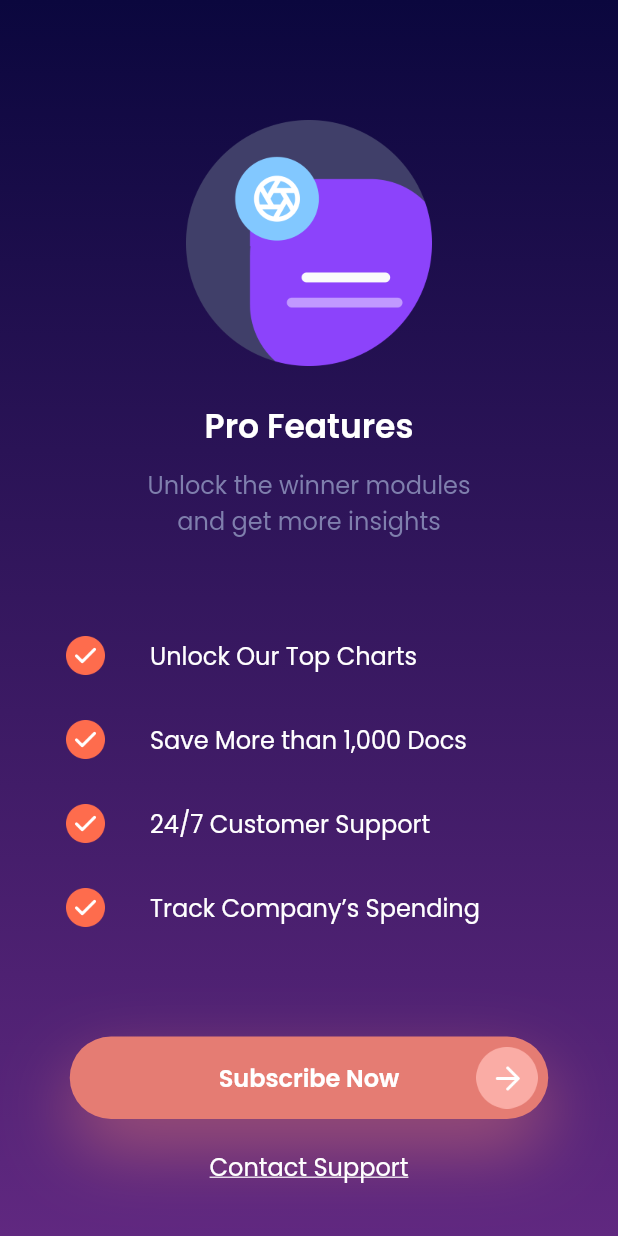
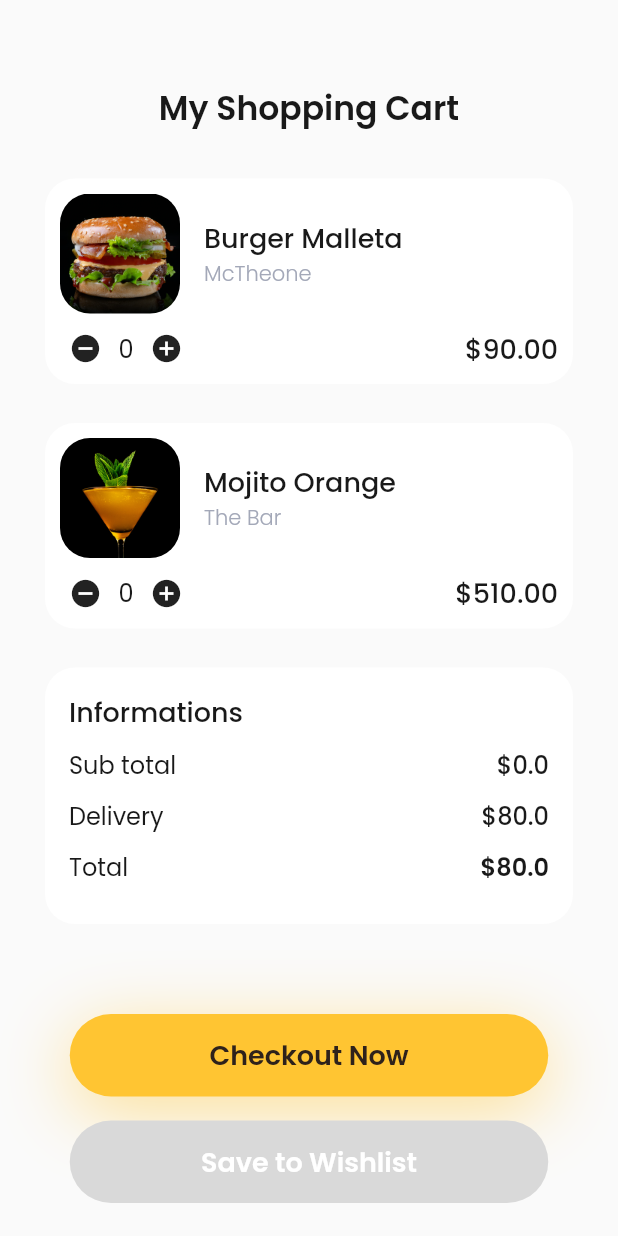
Before and after one commit to asbiqalalawi/ui_7_days, a Flutter app: the screen it shows after launch, on a phone screen of 412 x 824 dp. Run offline on Flutter 3.47's test engine with Material 2 defaults, Android fonts, the phone set to English and light mode, and no system bars; our stand-ins replace google_fonts.

Commit message:
Day 7 (Cart Page)

```diff
--- /dev/null
+++ b/lib/day7/cart_page.dart
@@ -0,0 +1,363 @@
+import 'package:flutter/material.dart';
+import 'package:google_fonts/google_fonts.dart';
+
+class CartPage extends StatefulWidget {
+  const CartPage({super.key});
+
+  @override
+  State<CartPage> createState() => _CartPageState();
+}
+
+class _CartPageState extends State<CartPage> {
+  int cart1 = 0;
+  int cart2 = 0;
+
+  @override
+  Widget build(BuildContext context) {
+    return Scaffold(
+      backgroundColor: const Color(0xffFAFAFA),
+      body: Padding(
+        padding: const EdgeInsets.all(30),
+        child: Column(
+          crossAxisAlignment: CrossAxisAlignment.center,
+          children: [
+            const SizedBox(
+              height: 26,
+            ),
+            Text(
+              'My Shopping Cart',
+              style: GoogleFonts.poppins(
+                fontSize: 22,
+                color: const Color(0xff191919),
+                fontWeight: FontWeight.w600,
+              ),
+            ),
+            const SizedBox(
+              height: 30,
+            ),
+            Column(
+              children: [
+                CartCard(
+                  image: 'assets/day_7/1_image1.png',
+                  title: 'Burger Malleta',
+                  subtitle: 'McTheone',
+                  price: '\$90.00',
+                  value: cart1,
+                  removeTap: () => cart1 != 1
+                      ? setState(() {
+                          cart1--;
+                        })
+                      : {},
+                  addTap: () => setState(() {
+                    cart1++;
+                  }),
+                ),
+                const SizedBox(
+                  height: 26,
+                ),
+                CartCard(
+                  image: 'assets/day_7/1_image2.png',
+                  title: 'Mojito Orange',
+                  subtitle: 'The Bar',
+                  price: '\$510.00',
+                  value: cart2,
+                  removeTap: () => cart2 != 1
+                      ? setState(() {
+                          cart2--;
+                        })
+                      : {},
+                  addTap: () => setState(() {
+                    cart2++;
+                  }),
+                ),
+                const SizedBox(
+                  height: 26,
+                ),
+                Container(
+                  padding: const EdgeInsets.all(16),
+                  decoration: BoxDecoration(
+                    borderRadius: BorderRadius.circular(20),
+                    color: Colors.white,
+                  ),
+                  child: Column(
+                    crossAxisAlignment: CrossAxisAlignment.start,
+                    children: [
+                      Text(
+                        'Informations',
+                        style: GoogleFonts.poppins(
+                          fontSize: 18,
+                          color: const Color(0xff191919),
+                          fontWeight: FontWeight.w500,
+                        ),
+                      ),
+                      const SizedBox(
+                        height: 10,
+                      ),
+                      Row(
+                        mainAxisAlignment: MainAxisAlignment.spaceBetween,
+                        children: [
+                          Text(
+                            'Sub total',
+                            style: GoogleFonts.poppins(
+                              fontSize: 16,
+                              color: const Color(0xff191919),
+                              fontWeight: FontWeight.w400,
+                            ),
+                          ),
+                          Text(
+                            '\$${(cart1 * 90.00) + (cart2 * 510.00)}',
+                            style: GoogleFonts.poppins(
+                              fontSize: 16,
+                              color: const Color(0xff191919),
+                              fontWeight: FontWeight.w500,
+                            ),
+                          ),
+                        ],
+                      ),
+                      const SizedBox(
+                        height: 10,
+                      ),
+                      Row(
+                        mainAxisAlignment: MainAxisAlignment.spaceBetween,
+                        children: [
+                          Text(
+                            'Delivery',
+                            style: GoogleFonts.poppins(
+                              fontSize: 16,
+                              color: const Color(0xff191919),
+                              fontWeight: FontWeight.w400,
+                            ),
+                          ),
+                          Text(
+                            '\$80.0',
+                            style: GoogleFonts.poppins(
+                              fontSize: 16,
+                              color: const Color(0xff191919),
+                              fontWeight: FontWeight.w500,
+                            ),
+                          ),
+                        ],
+                      ),
+                      const SizedBox(
+                        height: 10,
+                      ),
+                      Row(
+                        mainAxisAlignment: MainAxisAlignment.spaceBetween,
+                        children: [
+                          Text(
+                            'Total',
+                            style: GoogleFonts.poppins(
+                              fontSize: 16,
+                              color: const Color(0xff191919),
+                              fontWeight: FontWeight.w400,
+                            ),
+                          ),
+                          Text(
+                            '\$${(cart1 * 90.00) + (cart2 * 510.00) + 80.0}',
+                            style: GoogleFonts.poppins(
+                              fontSize: 16,
+                              color: const Color(0xff191919),
+                              fontWeight: FontWeight.w600,
+                            ),
+                          ),
+                        ],
+                      ),
+                      const SizedBox(
+                        height: 10,
+                      ),
+                    ],
+                  ),
+                ),
+                const SizedBox(
+                  height: 60,
+                ),
+                Container(
+                  height: 55,
+                  width: 319,
+                  decoration: BoxDecoration(
+                    color: const Color(0xffFFC532),
+                    borderRadius: BorderRadius.circular(31),
+                    boxShadow: [
+                      BoxShadow(
+                        blurRadius: 40,
+                        color: const Color(0xffFFC532).withOpacity(0.5),
+                        offset: const Offset(0, 10),
+                      ),
+                    ],
+                  ),
+                  child: Padding(
+                    padding: const EdgeInsets.all(7),
+                    child: Center(
+                      child: Text(
+                        'Checkout Now',
+                        style: GoogleFonts.poppins(
+                          fontSize: 18,
+                          color: const Color(0xff2E221B),
+                          fontWeight: FontWeight.w600,
+                        ),
+                      ),
+                    ),
+                  ),
+                ),
+                const SizedBox(
+                  height: 16,
+                ),
+                Container(
+                  height: 55,
+                  width: 319,
+                  decoration: BoxDecoration(
+                    color: const Color(0xffD9D9D9),
+                    borderRadius: BorderRadius.circular(31),
+                  ),
+                  child: Padding(
+                    padding: const EdgeInsets.all(7),
+                    child: Center(
+                      child: Text(
+                        'Save to Wishlist',
+                        style: GoogleFonts.poppins(
+                          fontSize: 18,
+                          color: Colors.white,
+                          fontWeight: FontWeight.w600,
+                        ),
+                      ),
+                    ),
+                  ),
+                ),
+              ],
+            ),
+          ],
+        ),
+      ),
+    );
+  }
+}
+
+class CartCard extends StatelessWidget {
+  const CartCard({
+    Key? key,
+    required this.image,
+    required this.title,
+    required this.subtitle,
+    required this.price,
+    this.removeTap,
+    this.addTap,
+    required this.value,
+  }) : super(key: key);
+
+  final String image;
+  final String title;
+  final String subtitle;
+  final String price;
+  final int value;
+  final void Function()? removeTap;
+  final void Function()? addTap;
+
+  @override
+  Widget build(BuildContext context) {
+    return Container(
+      padding: const EdgeInsets.all(10),
+      decoration: BoxDecoration(
+        borderRadius: BorderRadius.circular(20),
+        color: Colors.white,
+      ),
+      child: Column(
+        children: [
+          Row(
+            children: [
+              Container(
+                height: 80,
+                width: 80,
+                decoration: BoxDecoration(
+                  image: DecorationImage(
+                    image: AssetImage(image),
+                  ),
+                  borderRadius: BorderRadius.circular(20),
+                ),
+              ),
+              const SizedBox(
+                width: 16,
+              ),
+              Column(
+                crossAxisAlignment: CrossAxisAlignment.start,
+                children: [
+                  Text(
+                    title,
+                    style: GoogleFonts.poppins(
+                      fontSize: 18,
+                      color: const Color(0xff191919),
+                      fontWeight: FontWeight.w500,
+                    ),
+                  ),
+                  Text(
+                    subtitle,
+                    style: GoogleFonts.poppins(
+                      fontSize: 14,
+                      color: const Color(0xffA3A8B8),
+                      fontWeight: FontWeight.w300,
+                    ),
+                  ),
+                ],
+              )
+            ],
+          ),
+          const SizedBox(
+            height: 10,
+          ),
+          Row(
+            mainAxisAlignment: MainAxisAlignment.spaceBetween,
+            children: [
+              Row(
+                children: [
+                  const SizedBox(
+                    width: 6,
+                  ),
+                  GestureDetector(
+                    onTap: removeTap,
+                    child: Icon(
+                      Icons.remove_circle,
+                      size: 22,
+                      color: value == 1 ? const Color(0xffD9D9D9) : null,
+                    ),
+                  ),
+                  const SizedBox(
+                    width: 8,
+                  ),
+                  SizedBox(
+                    width: 16,
+                    child: Center(
+                      child: Text(
+                        value.toString(),
+                        style: GoogleFonts.poppins(
+                          color: const Color(0xff191919),
+                          fontSize: 16,
+                        ),
+                      ),
+                    ),
+                  ),
+                  const SizedBox(
+                    width: 8,
+                  ),
+                  GestureDetector(
+                    onTap: addTap,
+                    child: const Icon(
+                      Icons.add_circle,
+                      size: 22,
+                    ),
+                  ),
+                ],
+              ),
+              Text(
+                price,
+                style: GoogleFonts.poppins(
+                  fontSize: 18,
+                  color: const Color(0xff191919),
+                  fontWeight: FontWeight.w500,
+                ),
+              ),
+            ],
+          ),
+        ],
+      ),
+    );
+  }
+}
--- a/lib/main.dart
+++ b/lib/main.dart
@@ -11,6 +11,7 @@ import 'package:ui_7_days/day5/rating_page_1.dart';
 import 'package:ui_7_days/day5/rating_page_2.dart';
 import 'package:ui_7_days/day6/pricing_page_1.dart';
 import 'package:ui_7_days/day6/pricing_page_2.dart';
+import 'package:ui_7_days/day7/cart_page.dart';
 
 void main() {
   runApp(const MyApp());
@@ -25,7 +26,7 @@ class MyApp extends StatelessWidget {
     return const MaterialApp(
       debugShowCheckedModeBanner: false,
       title: '7 Days UI',
-      home: PricingPage2(),
+      home: CartPage(),
     );
   }
 }
--- a/pubspec.yaml
+++ b/pubspec.yaml
@@ -57,6 +57,7 @@ flutter:
     - assets/day_4/
     - assets/day_5/
     - assets/day_6/
+    - assets/day_7/
   #   - images/a_dot_ham.jpeg
   # An image asset can refer to one or more resolution-specific "variants", see
   # https://flutter.dev/assets-and-images/#resolution-aware
```
Also changed, not shown: assets/day_7/1_image1.png (added), assets/day_7/1_image2.png (added), assets/day_7/2_image.png (added).
